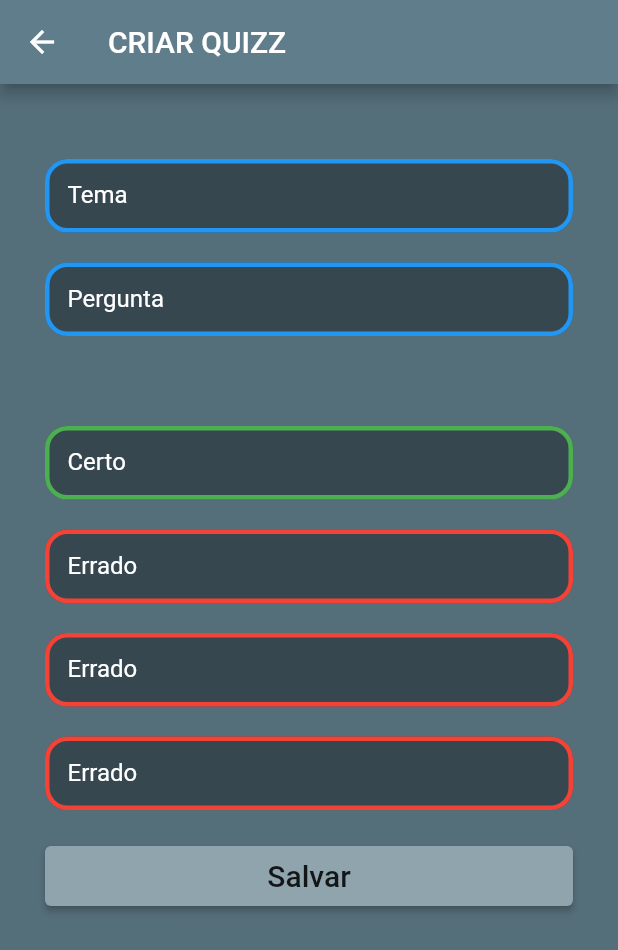
After one commit to AlexandreBorlini/flutter_quizz, a Flutter app: the TelaPersistenciaQuizz screen opened directly, on a phone screen of 412 x 824 dp. The commit adds this screen. Shown: the top 950 px of the screen. Run offline on Flutter 3.47's test engine with Material 2 defaults, Android fonts, the phone set to English and light mode, and no system bars; our stand-ins replace cloud_firestore, firebase_auth, firebase_core; accounts and stored records are empty; network calls fail.

Commit message:
Feature: persistindo perguntas no Firebase Firestore  -> save:(inserir/atualizar)

```diff
--- /dev/null
+++ b/lib/controllers/controle_persistencia_perguntas.dart
@@ -0,0 +1,42 @@
+import 'dart:math';
+
+import 'package:cloud_firestore/cloud_firestore.dart';
+import 'package:flutter/cupertino.dart';
+import 'package:quiz/domain/pergunta.dart';
+
+import '../util/Utils.dart';
+
+class ControlePersistenciaPerguntas {
+  CollectionReference<Map<String, dynamic>> get _collection_perguntas =>
+      FirebaseFirestore.instance.collection('perguntas');
+
+  // Cria caso a pergunta não exista, atualiza caso já exista
+  Future<void> save(BuildContext context, Pergunta pergunta) async {
+    var pergunta_json = pergunta.toMap();
+
+    var snapShot = await _collection_perguntas
+        .where("id_usuario", isEqualTo: pergunta.idUsuario)
+        .where("tema", isEqualTo: pergunta.tema)
+        .where("pergunta", isEqualTo: pergunta.pergunta)
+        .get();
+
+    if (snapShot.size > 0) {
+      var documentId = snapShot.docChanges.first.doc.id;
+      _collection_perguntas
+          .doc(documentId)
+          .update(pergunta_json)
+          .then((value) =>
+              snackbarSuccess(context, "Sucesso ao atualizar pergunta!"))
+          .onError((error, stackTrace) =>
+              snackbarError(context, "Falha ao atualizar pergunta! \n $error"));
+    } else {
+      _collection_perguntas
+          .doc()
+          .set(pergunta_json)
+          .then((value) =>
+          snackbarSuccess(context, "Sucesso ao criar pergunta!"))
+          .onError((error, stackTrace) =>
+          snackbarError(context, "Falha ao criar pergunta! \n $error"));
+    }
+  }
+}
--- /dev/null
+++ b/lib/domain/pergunta.dart
@@ -0,0 +1,19 @@
+class Pergunta {
+  String idUsuario;
+  String tema;
+  String pergunta;
+  String respostaCorreta;
+  List<String> respostasErradas;
+
+  Pergunta(this.idUsuario, this.tema, this.pergunta, this.respostaCorreta, this.respostasErradas);
+
+  Map<String, dynamic> toMap() {
+    final Map<String, dynamic> data = <String, dynamic>{};
+    data['id_usuario'] = idUsuario;
+    data['tema'] = tema;
+    data['pergunta'] = pergunta;
+    data['resposta_correta'] = respostaCorreta;
+    data['respostas_erradas'] = respostasErradas;
+    return data;
+  }
+}
--- /dev/null
+++ b/lib/domain/static.dart
@@ -0,0 +1,6 @@
+
+import 'dart:core';
+
+import 'package:quiz/domain/pergunta.dart';
+
+List<Pergunta>  perguntas = [];
--- /dev/null
+++ b/lib/pages/TelaPersistenciaQuizz.dart
@@ -0,0 +1,104 @@
+import 'package:firebase_auth/firebase_auth.dart';
+import 'package:flutter/material.dart';
+import 'package:quiz/domain/static.dart';
+import 'package:quiz/util/Utils.dart';
+
+import '../controllers/controle_persistencia_perguntas.dart';
+import '../domain/pergunta.dart';
+
+class TelaPersistenciaQuizz extends StatefulWidget {
+  late Pergunta? pergunta;
+
+  TelaPersistenciaQuizz({Key? key, this.pergunta}) : super(key: key);
+
+  _TelaPersistenciaQuizzState createState() => _TelaPersistenciaQuizzState();
+}
+
+class _TelaPersistenciaQuizzState extends State<TelaPersistenciaQuizz> {
+  String opcao = "";
+  late TextEditingController cTema;
+  late TextEditingController _cPergunta;
+  late TextEditingController _cRespostaCerta;
+  late TextEditingController _cRespostaErrada01;
+  late TextEditingController _cRespostaErrada02;
+  late TextEditingController _cRespostaErrada03;
+
+  late ControlePersistenciaPerguntas _controlePersistenciaPerguntas;
+  final FirebaseAuth auth = FirebaseAuth.instance;
+
+  @override
+  void initState() {
+    super.initState();
+    cTema = TextEditingController(text: widget.pergunta?.tema);
+    _cPergunta = TextEditingController(text: widget.pergunta?.pergunta);
+    _cRespostaCerta =
+        TextEditingController(text: widget.pergunta?.respostaCorreta);
+    _cRespostaErrada01 =
+        TextEditingController(text: widget.pergunta?.respostasErradas[0]);
+    _cRespostaErrada02 =
+        TextEditingController(text: widget.pergunta?.respostasErradas[1]);
+    _cRespostaErrada03 =
+        TextEditingController(text: widget.pergunta?.respostasErradas[2]);
+    _controlePersistenciaPerguntas = ControlePersistenciaPerguntas();
+  }
+
+  @override
+  Widget build(BuildContext context) {
+    return Scaffold(
+        appBar: AppBar(title: Text('CRIAR QUIZZ')),
+        backgroundColor: Colors.blueGrey[600],
+        body: SingleChildScrollView(
+          physics: BouncingScrollPhysics(),
+          child: Column(
+            mainAxisAlignment: MainAxisAlignment.start,
+            crossAxisAlignment: CrossAxisAlignment.center,
+            children: [
+              SizedBox(height: 40),
+              campoTexto('Tema', controller: cTema, cor: Colors.blue),
+              campoTexto('Pergunta', controller: _cPergunta, cor: Colors.blue),
+              SizedBox(height: 40),
+              campoTexto('Certo',
+                  controller: _cRespostaCerta, cor: Colors.green),
+              campoTexto('Errado',
+                  controller: _cRespostaErrada01, cor: Colors.red),
+              campoTexto('Errado',
+                  controller: _cRespostaErrada02, cor: Colors.red),
+              campoTexto('Errado',
+                  controller: _cRespostaErrada03, cor: Colors.red),
+              botao("Salvar", _criarQuestionario, 40),
+              SizedBox(height: 200)
+            ],
+          ),
+        ));
+  }
+
+  void _criarQuestionario() {
+    if (_cPergunta.text.isEmpty)
+      snackbarError(context, "A pergunta deve ser preenchida");
+    else if (cTema.text.isEmpty)
+      snackbarError(context, "O tema deve ser preenchido");
+    else if (_cRespostaCerta.text.isEmpty ||
+        _cRespostaErrada01.text.isEmpty ||
+        _cRespostaErrada02.text.isEmpty ||
+        _cRespostaErrada03.text.isEmpty)
+      snackbarError(context, "Todas as respostas devem ser preenchidas");
+    else {
+      final User user = auth.currentUser!;
+      final uid = user.uid;
+
+      Pergunta pergunta = Pergunta(
+          uid, cTema.text, _cPergunta.text, _cRespostaCerta.text, [
+        _cRespostaErrada01.text,
+        _cRespostaErrada02.text,
+        _cRespostaErrada03.text
+      ]);
+
+      _controlePersistenciaPerguntas.save(context, pergunta);
+      perguntas.add(pergunta);
+    }
+
+    setState(() {
+      Navigator.pop(context);
+    });
+  }
+}
--- a/lib/Utils.dart
+++ b/lib/util/Utils.dart
@@ -1,5 +1,5 @@
 import 'package:flutter/material.dart';
-import 'package:quiz/mock.dart';
+import 'package:quiz/domain/static.dart';
 
 class botao extends StatelessWidget {
 
```
Also changed, not shown: lib/TelaCriacaoPergunta.dart (deleted, +0 -67 lines), lib/TelaEdicaoPergunta.dart (deleted, +0 -71 lines), lib/TelaEdicaoQuizz.dart (deleted, +0 -91 lines), lib/controllers/controle_login.dart (+16 -2 lines), lib/firebase/login_page.dart (+9 -5 lines), lib/mock.dart (deleted, +0 -26 lines), lib/pages/TelaCriacaoPergunta.dart (renamed from lib/TelaCriacaoQuizz.dart, +9 -24 lines), lib/pages/cadastro_quiz_page.dart (+13 -15 lines), lib/pages/home_page.dart (+14 -4 lines).
